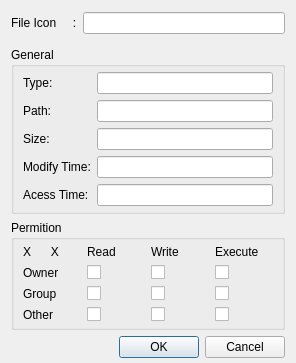
Before: the Qt Designer form src/fileproperties.ui in kitech/nullfxp, drawn with Qt 5.
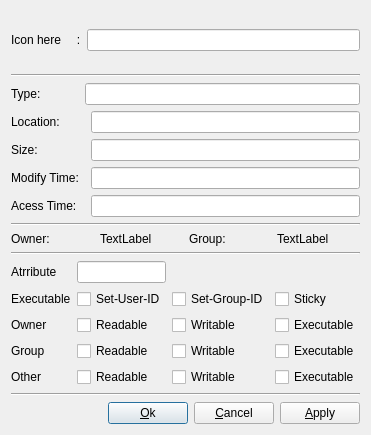
After: the same form once the commit is applied.

Patch:
```diff
--- a/src/fileproperties.ui
+++ b/src/fileproperties.ui
@@ -5,26 +5,20 @@
    <rect>
     <x>0</x>
     <y>0</y>
-    <width>296</width>
-    <height>363</height>
+    <width>366</width>
+    <height>435</height>
    </rect>
   </property>
   <property name="windowTitle" >
    <string>File Properties</string>
   </property>
-  <layout class="QVBoxLayout" >
-   <property name="topMargin" >
-    <number>5</number>
-   </property>
-   <property name="bottomMargin" >
-    <number>5</number>
-   </property>
+  <layout class="QVBoxLayout" name="verticalLayout" >
    <item>
     <layout class="QHBoxLayout" >
      <item>
       <widget class="QLabel" name="label_13" >
        <property name="text" >
-        <string>File Icon</string>
+        <string>Icon here</string>
        </property>
       </widget>
      </item>
@@ -78,17 +72,14 @@
     </layout>
    </item>
    <item>
-    <widget class="QGroupBox" name="groupBox_2" >
-     <property name="title" >
-      <string>General</string>
+    <widget class="Line" name="line_2" >
+     <property name="orientation" >
+      <enum>Qt::Horizontal</enum>
      </property>
-     <layout class="QGridLayout" >
-      <property name="topMargin" >
-       <number>5</number>
-      </property>
-      <property name="bottomMargin" >
-       <number>5</number>
-      </property>
+    </widget>
+   </item>
+   <item>
+    <layout class="QGridLayout" name="gridLayout_2" >
       <item row="0" column="0" >
        <widget class="QLabel" name="label" >
         <property name="text" >
@@ -96,27 +87,27 @@
         </property>
        </widget>
       </item>
-      <item row="0" column="1" >
+     <item row="0" column="1" colspan="2" >
        <widget class="QLineEdit" name="lineEdit_2" />
       </item>
       <item row="1" column="0" >
        <widget class="QLabel" name="label_2" >
         <property name="text" >
-         <string>Path:</string>
+        <string>Location:</string>
         </property>
        </widget>
       </item>
-      <item row="1" column="1" >
+     <item row="1" column="2" >
        <widget class="QLineEdit" name="lineEdit_3" />
       </item>
-      <item row="2" column="0" >
+     <item row="2" column="0" colspan="2" >
        <widget class="QLabel" name="label_3" >
         <property name="text" >
          <string>Size:</string>
         </property>
        </widget>
       </item>
-      <item row="2" column="1" >
+     <item row="2" column="2" >
        <widget class="QLineEdit" name="lineEdit_4" />
       </item>
       <item row="3" column="0" >
@@ -126,12 +117,9 @@
         </property>
        </widget>
       </item>
-      <item row="3" column="1" >
+     <item row="3" column="2" >
        <widget class="QLineEdit" name="lineEdit_5" />
       </item>
-      <item row="4" column="1" >
-       <widget class="QLineEdit" name="lineEdit_6" />
-      </item>
       <item row="4" column="0" >
        <widget class="QLabel" name="label_5" >
         <property name="text" >
@@ -139,145 +127,227 @@
         </property>
        </widget>
       </item>
-     </layout>
-    </widget>
+     <item row="4" column="2" >
+      <widget class="QLineEdit" name="lineEdit_6" />
+     </item>
+    </layout>
    </item>
    <item>
-    <widget class="QGroupBox" name="groupBox" >
-     <property name="title" >
-      <string>Permition</string>
+    <widget class="Line" name="line_3" >
+     <property name="orientation" >
+      <enum>Qt::Horizontal</enum>
      </property>
-     <layout class="QGridLayout" >
-      <property name="topMargin" >
-       <number>5</number>
-      </property>
-      <property name="bottomMargin" >
-       <number>5</number>
-      </property>
-      <item row="0" column="0" >
-       <widget class="QLabel" name="label_9" >
-        <property name="text" >
-         <string>X      X</string>
-        </property>
-       </widget>
-      </item>
-      <item row="0" column="1" >
-       <widget class="QLabel" name="label_6" >
-        <property name="text" >
-         <string>Read</string>
-        </property>
-       </widget>
-      </item>
-      <item row="0" column="2" >
+    </widget>
+   </item>
+   <item>
+    <layout class="QHBoxLayout" name="horizontalLayout" >
+     <item>
        <widget class="QLabel" name="label_7" >
         <property name="text" >
-         <string>Write</string>
+        <string>Owner:</string>
         </property>
        </widget>
       </item>
-      <item row="0" column="3" >
+     <item>
+      <widget class="QLabel" name="label_15" >
+       <property name="text" >
+        <string>TextLabel</string>
+       </property>
+      </widget>
+     </item>
+     <item>
        <widget class="QLabel" name="label_8" >
         <property name="text" >
-         <string>Execute</string>
+        <string>Group:</string>
         </property>
        </widget>
       </item>
+     <item>
+      <widget class="QLabel" name="label_16" >
+       <property name="text" >
+        <string>TextLabel</string>
+       </property>
+      </widget>
+     </item>
+    </layout>
+   </item>
+   <item>
+    <widget class="Line" name="line" >
+     <property name="orientation" >
+      <enum>Qt::Horizontal</enum>
+     </property>
+    </widget>
+   </item>
+   <item>
+    <layout class="QGridLayout" name="gridLayout" >
       <item row="1" column="0" >
+      <widget class="QLabel" name="label_6" >
+       <property name="text" >
+        <string>Executable</string>
+       </property>
+      </widget>
+     </item>
+     <item row="1" column="1" >
+      <widget class="QCheckBox" name="checkBox_10" >
+       <property name="text" >
+        <string>Set-User-ID</string>
+       </property>
+      </widget>
+     </item>
+     <item row="1" column="2" >
+      <widget class="QCheckBox" name="checkBox_11" >
+       <property name="text" >
+        <string>Set-Group-ID</string>
+       </property>
+      </widget>
+     </item>
+     <item row="1" column="3" >
+      <widget class="QCheckBox" name="checkBox_12" >
+       <property name="text" >
+        <string>Sticky</string>
+       </property>
+      </widget>
+     </item>
+     <item row="2" column="0" >
        <widget class="QLabel" name="label_10" >
         <property name="text" >
          <string>Owner</string>
         </property>
        </widget>
       </item>
-      <item row="1" column="1" >
+     <item row="2" column="1" >
        <widget class="QCheckBox" name="checkBox" >
         <property name="text" >
-         <string/>
+        <string>Readable</string>
         </property>
        </widget>
       </item>
-      <item row="1" column="2" >
+     <item row="2" column="2" >
        <widget class="QCheckBox" name="checkBox_2" >
         <property name="text" >
-         <string/>
+        <string>Writable</string>
         </property>
        </widget>
       </item>
-      <item row="1" column="3" >
+     <item row="2" column="3" >
        <widget class="QCheckBox" name="checkBox_3" >
         <property name="text" >
-         <string/>
+        <string>Executable</string>
         </property>
        </widget>
       </item>
-      <item row="2" column="0" >
+     <item row="3" column="0" >
        <widget class="QLabel" name="label_11" >
         <property name="text" >
          <string>Group</string>
         </property>
        </widget>
       </item>
-      <item row="2" column="1" >
+     <item row="3" column="1" >
        <widget class="QCheckBox" name="checkBox_4" >
         <property name="text" >
-         <string/>
+        <string>Readable</string>
         </property>
        </widget>
       </item>
-      <item row="2" column="2" >
+     <item row="3" column="2" >
        <widget class="QCheckBox" name="checkBox_5" >
         <property name="text" >
-         <string/>
+        <string>Writable</string>
         </property>
        </widget>
       </item>
-      <item row="2" column="3" >
+     <item row="3" column="3" >
        <widget class="QCheckBox" name="checkBox_6" >
         <property name="text" >
-         <string/>
+        <string>Executable</string>
         </property>
        </widget>
       </item>
-      <item row="3" column="0" >
+     <item row="4" column="0" >
        <widget class="QLabel" name="label_12" >
         <property name="text" >
          <string>Other</string>
         </property>
        </widget>
       </item>
-      <item row="3" column="1" >
+     <item row="4" column="1" >
        <widget class="QCheckBox" name="checkBox_7" >
         <property name="text" >
-         <string/>
+        <string>Readable</string>
         </property>
        </widget>
       </item>
-      <item row="3" column="2" >
+     <item row="4" column="2" >
        <widget class="QCheckBox" name="checkBox_8" >
         <property name="text" >
-         <string/>
+        <string>Writable</string>
         </property>
        </widget>
       </item>
-      <item row="3" column="3" >
+     <item row="4" column="3" >
        <widget class="QCheckBox" name="checkBox_9" >
         <property name="text" >
-         <string/>
+        <string>Executable</string>
         </property>
        </widget>
       </item>
-     </layout>
+     <item row="0" column="0" >
+      <widget class="QLabel" name="label_9" >
+       <property name="text" >
+        <string>Atrribute</string>
+       </property>
+      </widget>
+     </item>
+     <item row="0" column="1" >
+      <widget class="QLineEdit" name="lineEdit_7" />
+     </item>
+    </layout>
+   </item>
+   <item>
+    <widget class="Line" name="line_4" >
+     <property name="orientation" >
+      <enum>Qt::Horizontal</enum>
+     </property>
     </widget>
    </item>
    <item>
-    <widget class="QDialogButtonBox" name="buttonBox" >
+    <layout class="QHBoxLayout" name="horizontalLayout_2" >
+     <item>
+      <spacer name="horizontalSpacer" >
      <property name="orientation" >
       <enum>Qt::Horizontal</enum>
      </property>
-     <property name="standardButtons" >
-      <set>QDialogButtonBox::Cancel|QDialogButtonBox::NoButton|QDialogButtonBox::Ok</set>
-     </property>
-    </widget>
+       <property name="sizeHint" stdset="0" >
+        <size>
+         <width>40</width>
+         <height>20</height>
+        </size>
+       </property>
+      </spacer>
+     </item>
+     <item>
+      <widget class="QPushButton" name="pushButton" >
+       <property name="text" >
+        <string>&amp;Ok</string>
+       </property>
+      </widget>
+     </item>
+     <item>
+      <widget class="QPushButton" name="pushButton_2" >
+       <property name="text" >
+        <string>&amp;Cancel</string>
+       </property>
+      </widget>
+     </item>
+     <item>
+      <widget class="QPushButton" name="pushButton_3" >
+       <property name="text" >
+        <string>&amp;Apply</string>
+       </property>
+      </widget>
+     </item>
+    </layout>
    </item>
   </layout>
  </widget>
```
Left out of the diff: 64 changed lines with no effect on the pictures. Lines whose indentation alone changed are shown as unchanged.
